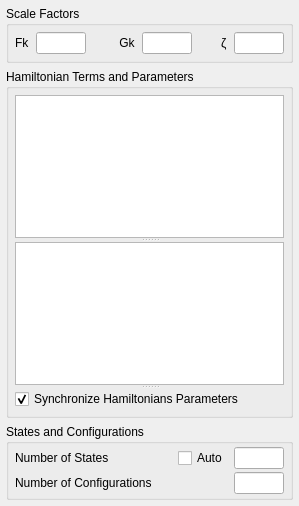
First picture: the form in crispy/quanty/uis/hamiltonian.ui, repository mretegan/crispy, before the edit.
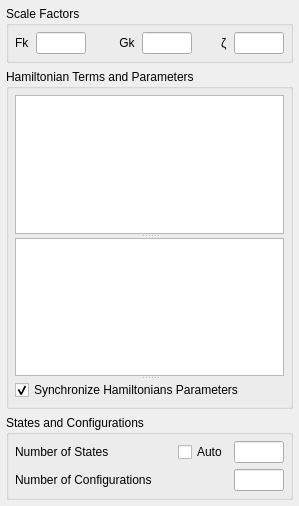
Second picture: the form after the edit. Custom widgets are drawn as their Qt base class.

```diff
--- a/crispy/quanty/uis/hamiltonian.ui
+++ b/crispy/quanty/uis/hamiltonian.ui
@@ -176,9 +176,6 @@
       <string>Hamiltonian Terms and Parameters</string>
      </property>
      <layout class="QVBoxLayout" name="hamiltonianVBoxLayout">
-      <property name="spacing">
-       <number>6</number>
-      </property>
       <property name="leftMargin">
        <number>6</number>
       </property>
@@ -249,20 +246,17 @@
       <string>States and Configurations</string>
      </property>
      <layout class="QVBoxLayout" name="verticalLayout_6">
-      <property name="spacing">
-       <number>3</number>
-      </property>
       <property name="leftMargin">
        <number>6</number>
       </property>
       <property name="topMargin">
-       <number>3</number>
+       <number>6</number>
       </property>
       <property name="rightMargin">
        <number>6</number>
       </property>
       <property name="bottomMargin">
-       <number>3</number>
+       <number>6</number>
       </property>
       <item>
        <layout class="QHBoxLayout" name="nPsisHBoxLayout">
```
Left out of the diff: 3 changed lines with no effect on the pictures.
